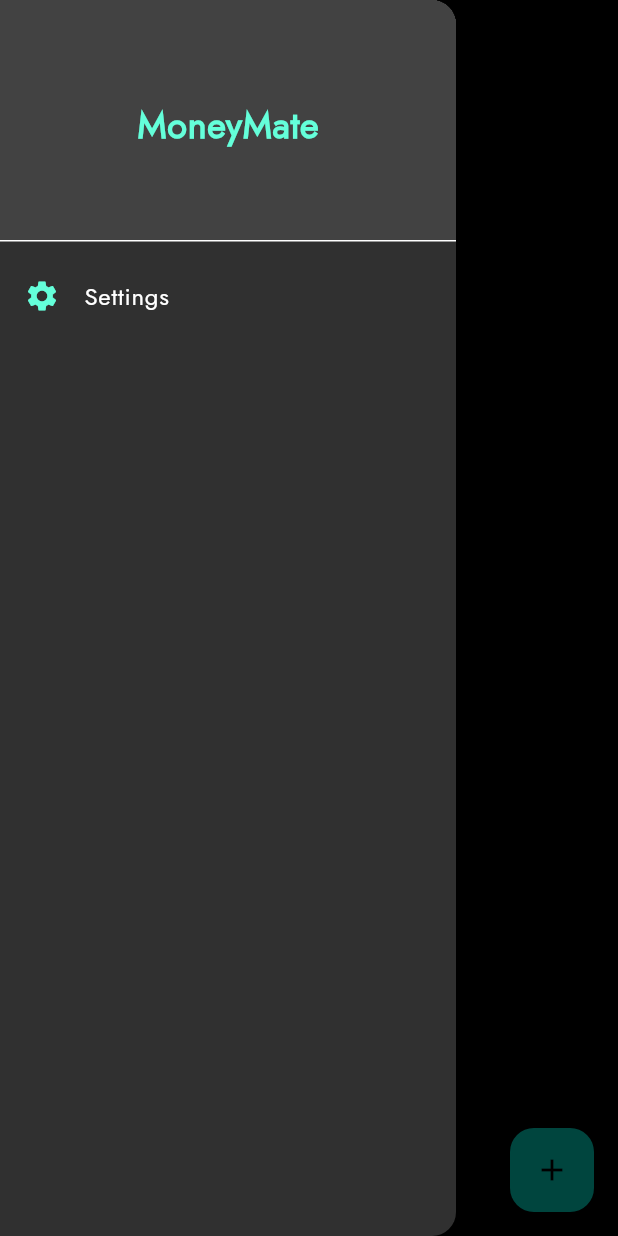
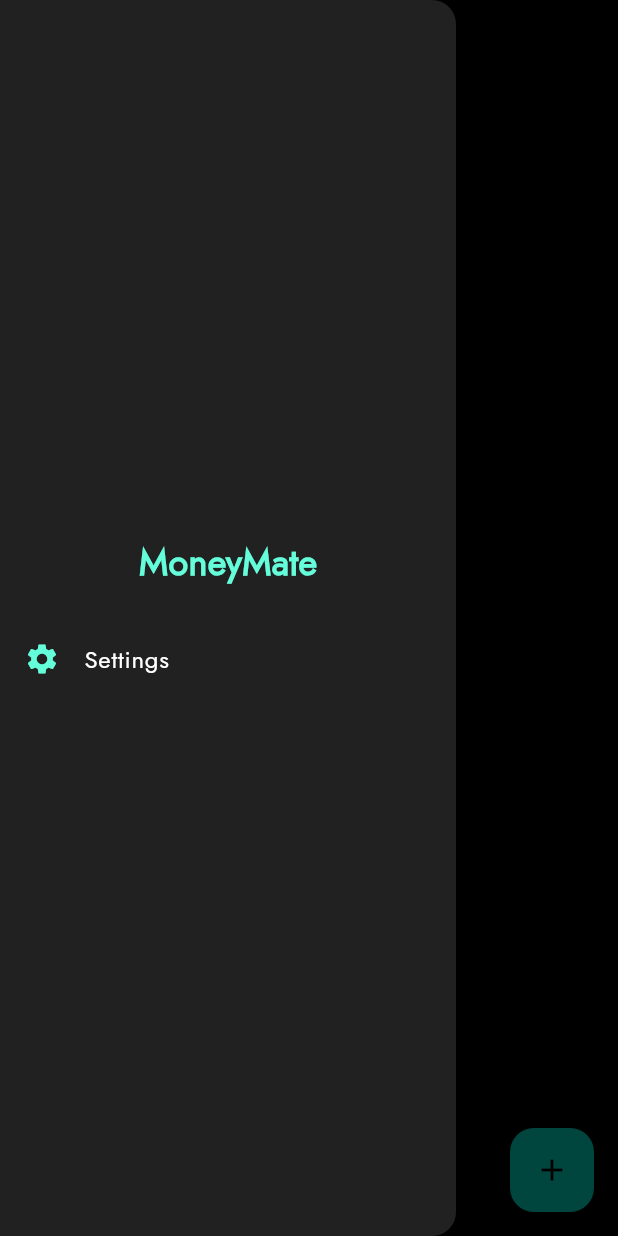
Before and after one commit to antonysajant/expense-tracker, a Flutter app: the screen it shows after launch, with the side drawer open, on a phone screen of 412 x 824 dp. Run offline on Flutter 3.47's test engine with Material 3 defaults, Android fonts, the phone set to English and light mode, and no system bars; our stand-ins replace fl_chart, hive_flutter; accounts and stored records are empty.

Commit message:
drawer fix

```diff
--- a/lib/main.dart
+++ b/lib/main.dart
@@ -460,16 +460,15 @@ class _HomeScreenState extends State<HomeScreen> {
         centerTitle: true,
       ),
       drawer: Drawer(
-        backgroundColor: Colors.grey[850],
-        child: ListView(
-          padding: EdgeInsets.zero,
-          children: <Widget>[
-            DrawerHeader(
-              decoration: BoxDecoration(
-                color: Colors.grey[800],
-              ),
-              child: const Center(
-                child: Text(
+        backgroundColor: Colors.grey[900], // Darker drawer color
+        child: Center(
+          // Center the entire Column vertically and horizontally
+          child: Column(
+            mainAxisAlignment: MainAxisAlignment.center, // Center vertically
+            mainAxisSize:
+                MainAxisSize.min, // Make the Column take minimum space
+            children: [
+              const Text(
                 'MoneyMate',
                 style: TextStyle(
                   color: Colors.tealAccent,
@@ -478,8 +477,7 @@ class _HomeScreenState extends State<HomeScreen> {
                   fontWeight: FontWeight.bold,
                 ),
               ),
-              ),
-            ),
+              const SizedBox(height: 20), // Add spacing
               ListTile(
                 leading: const Icon(Icons.settings, color: Colors.tealAccent),
                 title: const Text('Settings',
@@ -489,12 +487,13 @@ class _HomeScreenState extends State<HomeScreen> {
                   Navigator.pop(context); // Close the drawer
                   Navigator.push(
                     context,
-                  MaterialPageRoute(builder: (context) => const SettingsPage()),
+                    MaterialPageRoute(
+                        builder: (context) => const SettingsPage()),
                   );
                 },
               ),
-            // Add more drawer items here if needed
             ],
+          ),
         ),
       ),
       body: expensesBox.isEmpty
```
Lines whose indentation alone changed are shown as unchanged.
